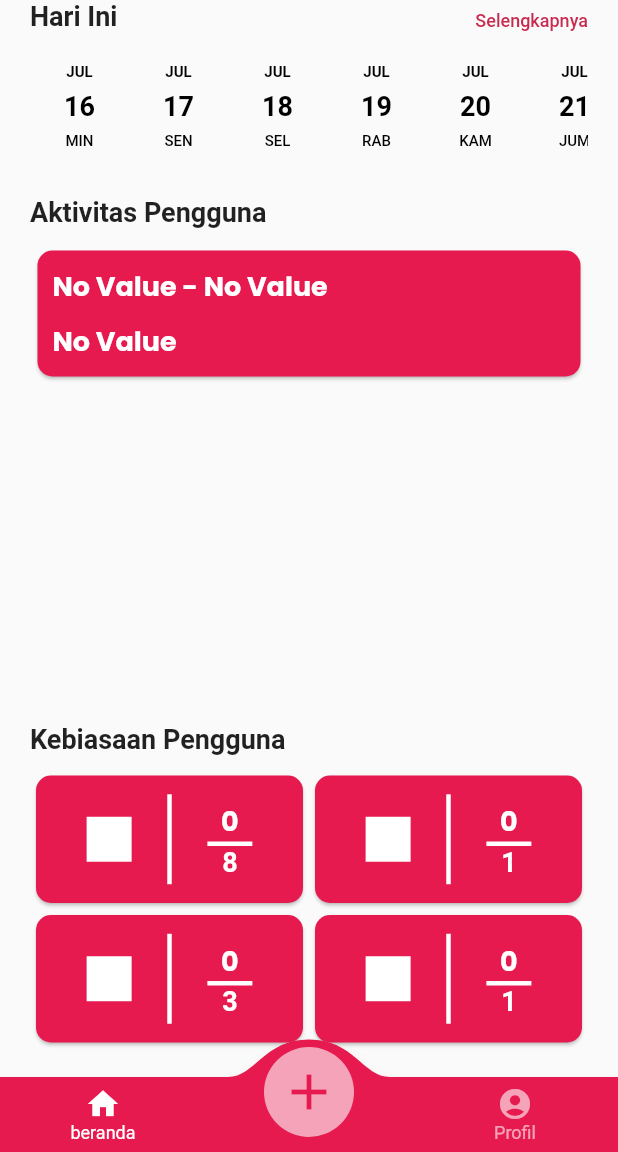
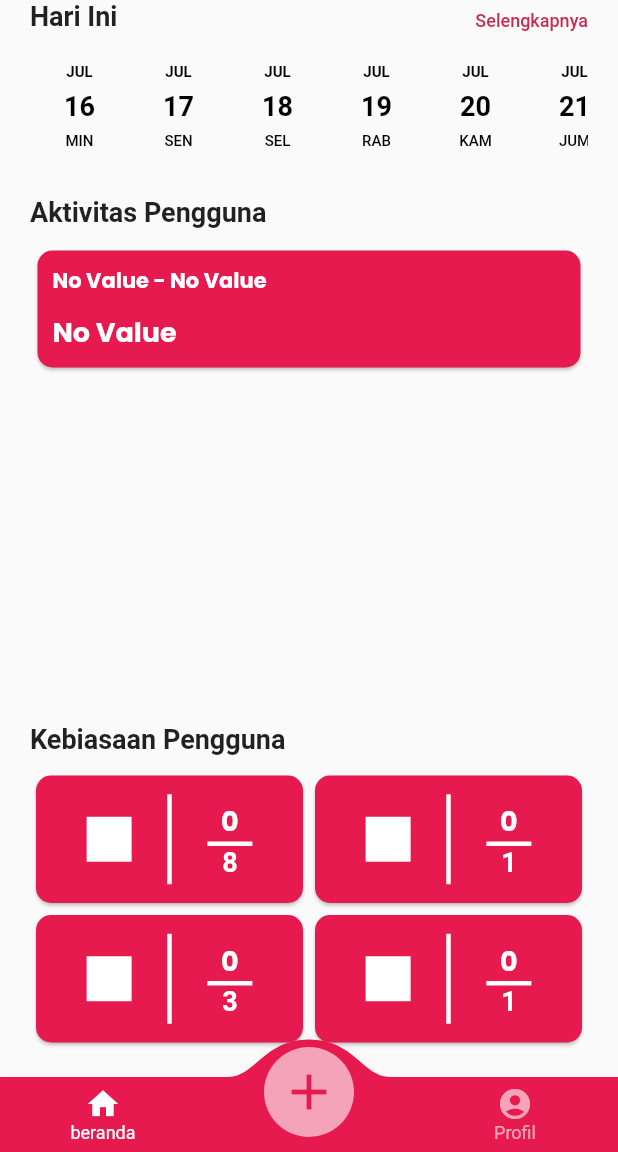
Before and after one commit to Fazaa0702/antara, a Flutter app: the screen it shows after launch, item 2 of the bottom bar chosen, after a tap on "Tambah Aktivitas", on a phone screen of 412 x 824 dp, the part 84-1236 px from its top. Run offline on Flutter 3.47's test engine with Material 2 defaults, Android fonts, the light colour scheme and no system bars; drawn by our look-alikes of convex_bottom_bar, date_picker_timeline; our stand-ins replace get, material_design_icons_flutter, skeletons; missing offline and left inert: dart:html, dart:js_util, day_night_time_picker; Roboto replaces fonts that are missing (Poppins).

Commit message:
'fourth commit'

```diff
--- a/lib/views/activity/section/button_add_section.dart
+++ b/lib/views/activity/section/button_add_section.dart
@@ -29,12 +29,15 @@ class ButtonAddSection extends StatelessWidget {
         ),
         child: ElevatedButton(
           onPressed: (){
-            controllerActivity.listActivity.add(ActivityModel(
+            controllerActivity.listActivity.add(
+                ActivityModel(
                 timeStart: controllerActivity.startTime,
                 timeStop: controllerActivity.stopTime,
-                activity: controllerActivity.name)
+                activity: controllerActivity.name
+                )
             );
-            Navigator.push(context, MaterialPageRoute(builder: (context)=> HomeView()));
+            Navigator.push(context, MaterialPageRoute(
+                builder: (context) => const HomeView()));
           },
           style: ElevatedButton.styleFrom(
             // backgroundColor: MyColors.primaryColor,
--- a/lib/views/activity/section/time_stop_section.dart
+++ b/lib/views/activity/section/time_stop_section.dart
@@ -1,8 +1,6 @@
 import 'package:flutter/material.dart';
 import 'package:get/get.dart';
 import 'package:day_night_time_picker/day_night_time_picker.dart';
-
-import 'package:antara/models/activity_model.dart';
 
 import '../../../app/controllers/activity_controller.dart';
 
@@ -79,7 +77,7 @@ class TimeStopSection extends StatelessWidget {
                   ),
                 ),
                 backgroundColor: MaterialStateProperty.all<Color>(
-                  Color(0xFFE61A4F),
+                  const Color(0xFFE61A4F),
                 ),
               ),
               child: Container(
--- a/lib/views/home/section/task_section.dart
+++ b/lib/views/home/section/task_section.dart
@@ -55,7 +55,7 @@ class TaskSection extends StatelessWidget {
                   Text(
                     '${activity.timeStart} - ${activity.timeStop}',
                     style: const TextStyle(
-                        fontSize: 18.0,
+                        fontSize: 14.0,
                         fontWeight: FontWeight.bold,
                         color: Colors.white,
                         fontFamily: 'Poppins'
--- a/pubspec.yaml
+++ b/pubspec.yaml
@@ -15,6 +15,7 @@ dependencies:
   intl: ^0.18.1
   date_picker_timeline: ^1.2.5
   flutter_secure_storage: 8.0.0
+  material_design_icons_flutter: 7.0.7296
   flutter:
     sdk: flutter
 
@@ -34,4 +35,5 @@ flutter:
     - family: poppins
       fonts:
         - asset: assets/fonts/Poppins-Bold.ttf
+  uses-material-design: true
 weight: 800
```
Also changed, not shown: lib/views/home/main/home_view.dart (+3 -9 lines), pubspec.lock.
